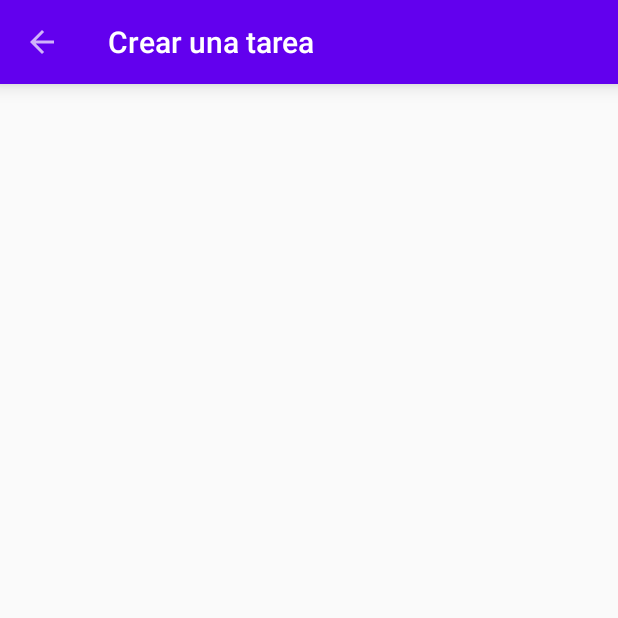
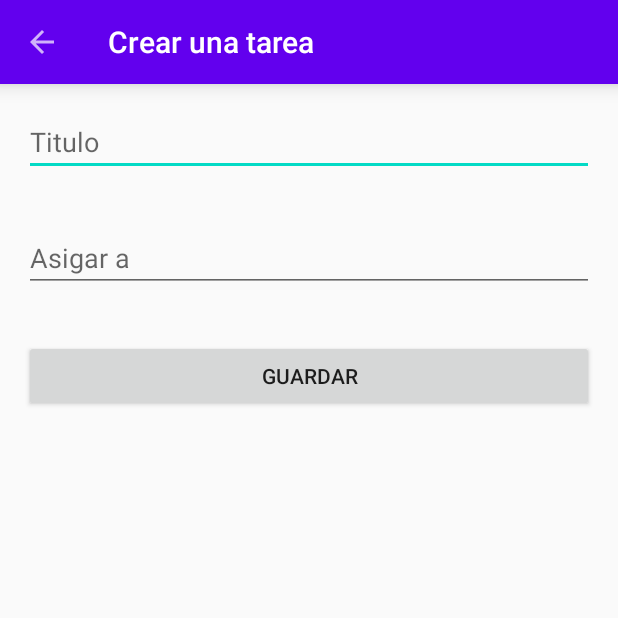
Before and after one commit to geermank/et-programacion-android-3009, an Android app: the MainActivity screen opened directly, with no data from a screen before it, after a tap on "Nueva tarea", on a phone screen of 412 x 824 dp, the top half of it. Run offline under Robolectric (Android 15) with nearby library versions, the phone set to English and light mode, and no system bars; our stand-ins replace Room's generated code.

Commit message:
clase 5, parte 2

```diff
--- a/app/src/main/java/com/german/tareasapp/activities/AddTaskActivity.java
+++ b/app/src/main/java/com/german/tareasapp/activities/AddTaskActivity.java
@@ -7,21 +7,58 @@ import androidx.appcompat.widget.Toolbar;
 
 import android.content.DialogInterface;
 import android.os.Bundle;
+import android.util.LruCache;
 import android.view.MenuItem;
+import android.view.View;
+import android.widget.Button;
+import android.widget.EditText;
+import android.widget.Toast;
 
 import com.german.tareasapp.R;
+import com.german.tareasapp.database.LocalDatabase;
+import com.german.tareasapp.database.TasksDao;
+import com.german.tareasapp.models.Task;
 
 public class AddTaskActivity extends AppCompatActivity {
+
+    private EditText etTitle, etOwner;
+    private Button btnSave;
 
     @Override
     protected void onCreate(Bundle savedInstanceState) {
         super.onCreate(savedInstanceState);
         setContentView(R.layout.activity_add_task);
 
+        etTitle = findViewById(R.id.et_title);
+        etOwner = findViewById(R.id.et_assign_to);
+        btnSave = findViewById(R.id.btn_save);
+
         Toolbar toolbar = findViewById(R.id.toolbar);
         setSupportActionBar(toolbar);
         getSupportActionBar().setTitle(R.string.add_task);
         getSupportActionBar().setDisplayHomeAsUpEnabled(true);
+
+        btnSave.setOnClickListener(new View.OnClickListener() {
+            @Override
+            public void onClick(View v) {
+                saveTask();
+            }
+        });
+    }
+
+    private void saveTask() {
+        String title = etTitle.getText().toString();
+        String owner = etOwner.getText().toString();
+
+        Task newTask = new Task(title, owner);
+
+        LocalDatabase localDatabase = LocalDatabase.getInstance(this);
+        TasksDao tasksDao = localDatabase.getTasksDao();
+        tasksDao.insert(newTask);
+
+        Toast.makeText(this, "Tarea guardada!", Toast.LENGTH_SHORT).show();
+        etTitle.setText("");
+        etOwner.setText("");
     }
 
     @Override
--- a/app/src/main/java/com/german/tareasapp/activities/MainActivity.java
+++ b/app/src/main/java/com/german/tareasapp/activities/MainActivity.java
@@ -17,12 +17,16 @@ import com.german.tareasapp.Constants;
 import com.german.tareasapp.R;
 import com.german.tareasapp.adapters.OnItemClickListener;
 import com.german.tareasapp.adapters.TasksAdapter;
+import com.german.tareasapp.database.LocalDatabase;
+import com.german.tareasapp.database.TasksDao;
 import com.german.tareasapp.models.Task;
 
 import java.util.ArrayList;
 import java.util.List;
 
 public class MainActivity extends AppCompatActivity implements TasksAdapter.OnTaskClickListener, OnItemClickListener<Task> {
+
+    private TasksAdapter tasksAdapter;
 
     @Override
     protected void onCreate(Bundle savedInstanceState) {
@@ -32,7 +36,7 @@ public class MainActivity extends AppCompatActivity implements TasksAdapter.OnTa
 
         RecyclerView rvTasks = findViewById(R.id.rv_tasks);
 
-        TasksAdapter tasksAdapter = new TasksAdapter(provideTasks());
+        tasksAdapter = new TasksAdapter(provideTasks());
         tasksAdapter.setTaskClickListener(this);
         tasksAdapter.setOnItemClickListener(this);
 
@@ -45,17 +49,29 @@ public class MainActivity extends AppCompatActivity implements TasksAdapter.OnTa
         getSupportActionBar().setTitle("Mis tareas");
     }
 
+    @Override
+    protected void onRestart() {
+        super.onRestart();
+        LocalDatabase database = LocalDatabase.getInstance(this);
+        TasksDao tasksDao = database.getTasksDao();
+        List<Task> allTasks = tasksDao.getAll();
+
+        tasksAdapter.update(allTasks);
+    }
+
     private List<Task> provideTasks() {
-        Task task1 = new Task("Sacar la basura", "Germán");
+        /*Task task1 = new Task("Sacar la basura", "Germán");
         Task task2 = new Task("Visitar a la abuela", "Germán");
         Task task3 = new Task("Estudiar para el final", "Miryam");
 
         List<Task> tasks = new ArrayList<>();
         tasks.add(task1);
         tasks.add(task2);
-        tasks.add(task3);
-
-        return tasks;
+        tasks.add(task3);*/
+        LocalDatabase database = LocalDatabase.getInstance(this);
+        TasksDao tasksDao = database.getTasksDao();
+        List<Task> allTasks = tasksDao.getAll();
+        return allTasks;
     }
 
     private void getPreviousIntent() {
--- a/app/src/main/java/com/german/tareasapp/adapters/TasksAdapter.java
+++ b/app/src/main/java/com/german/tareasapp/adapters/TasksAdapter.java
@@ -26,6 +26,12 @@ public class TasksAdapter extends RecyclerView.Adapter<TasksAdapter.TaskViewHold
 
     public TasksAdapter(@NonNull List<Task> tasks) {
         this.tasks = tasks;
+    }
+
+    public void update(List<Task> updatedTasks) {
+        tasks.clear();
+        tasks.addAll(updatedTasks);
+        notifyDataSetChanged();
     }
 
     public void setTaskClickListener(OnTaskClickListener taskClickListener) {
--- /dev/null
+++ b/app/src/main/java/com/german/tareasapp/database/LocalDatabase.java
@@ -0,0 +1,27 @@
+package com.german.tareasapp.database;
+
+import android.content.Context;
+
+import androidx.room.Database;
+import androidx.room.Room;
+import androidx.room.RoomDatabase;
+
+import com.german.tareasapp.models.Task;
+
+@Database(entities = {Task.class}, version = 1)
+public abstract class LocalDatabase extends RoomDatabase {
+
+    private static LocalDatabase sInstance;
+
+    public static LocalDatabase getInstance(Context context) {
+        if (sInstance == null) {
+            sInstance = Room.databaseBuilder(context, LocalDatabase.class, "LocalDatabase")
+                    .allowMainThreadQueries()
+                    .build();
+        }
+        return sInstance;
+    }
+
+    public abstract TasksDao getTasksDao();
+
+}
--- /dev/null
+++ b/app/src/main/java/com/german/tareasapp/database/TasksDao.java
@@ -0,0 +1,30 @@
+package com.german.tareasapp.database;
+
+import androidx.room.Dao;
+import androidx.room.Delete;
+import androidx.room.Insert;
+import androidx.room.Query;
+import androidx.room.Update;
+
+import com.german.tareasapp.models.Task;
+
+import java.util.List;
+
+@Dao
+public interface TasksDao {
+
+    @Query("SELECT * FROM Tasks")
+    List<Task> getAll();
+
+    @Query("SELECT * FROM Tasks WHERE id = :id")
+    Task get(int id);
+
+    @Insert
+    void insert(Task task);
+
+    @Update
+    void update(Task task);
+
+    @Delete
+    void delete(Task task);
+}
--- a/app/src/main/java/com/german/tareasapp/models/Task.java
+++ b/app/src/main/java/com/german/tareasapp/models/Task.java
@@ -1,7 +1,12 @@
 package com.german.tareasapp.models;
 
+import androidx.room.Entity;
+import androidx.room.PrimaryKey;
+
+@Entity(tableName = "Tasks")
 public class Task {
 
+    @PrimaryKey(autoGenerate = true)
     private int id;
     private String title;
     private String assignedTo;
--- a/app/src/main/res/layout/activity_add_task.xml
+++ b/app/src/main/res/layout/activity_add_task.xml
@@ -1,7 +1,6 @@
 <?xml version="1.0" encoding="utf-8"?>
 <LinearLayout
     xmlns:android="http://schemas.android.com/apk/res/android"
-    xmlns:app="http://schemas.android.com/apk/res-auto"
     xmlns:tools="http://schemas.android.com/tools"
     android:layout_width="match_parent"
     android:layout_height="match_parent"
@@ -12,4 +11,25 @@
         android:id="@+id/toolbar"
         layout="@layout/primary_color_toolbar"/>
 
+    <EditText
+        android:id="@+id/et_title"
+        android:layout_width="match_parent"
+        android:layout_height="wrap_content"
+        android:hint="Titulo"
+        android:layout_margin="16dp"/>
+
+    <EditText
+        android:id="@+id/et_assign_to"
+        android:layout_width="match_parent"
+        android:layout_height="wrap_content"
+        android:hint="Asigar a"
+        android:layout_margin="16dp"/>
+
+    <Button
+        android:id="@+id/btn_save"
+        android:layout_width="match_parent"
+        android:layout_height="wrap_content"
+        android:text="Guardar"
+        android:layout_margin="16dp"/>
+
 </LinearLayout>
```
